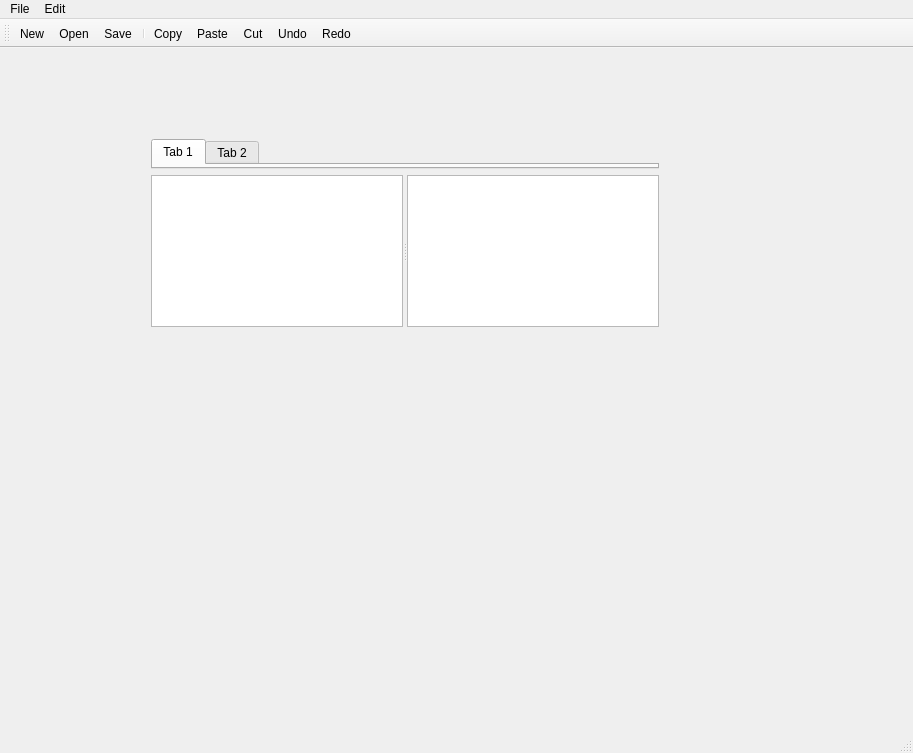
Old version of the form app/src/mainwindow.ui in the repository alejinjer/UText.
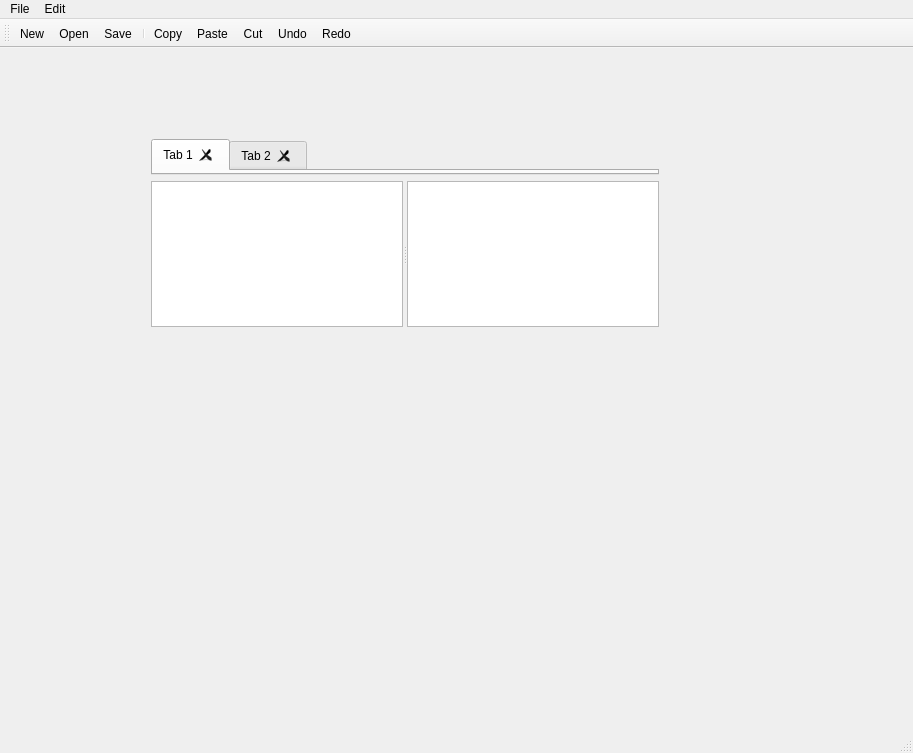
New version of the form. Icons and pictures are not drawn.

What changed in the file:
```diff
--- a/app/src/mainwindow.ui
+++ b/app/src/mainwindow.ui
@@ -26,6 +26,12 @@
     <layout class="QVBoxLayout" name="verticalLayout">
      <item>
       <widget class="QTabWidget" name="tabWidget">
+       <property name="currentIndex">
+        <number>0</number>
+       </property>
+       <property name="tabsClosable">
+        <bool>true</bool>
+       </property>
        <widget class="QWidget" name="tab">
         <attribute name="title">
          <string>Tab 1</string>
```
